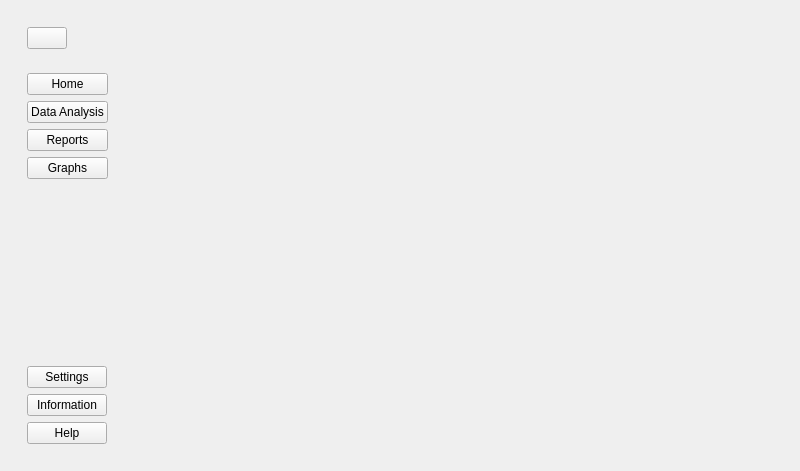
Above: src/generated-files/ui/new_interface.ui from mflorya575/Example-GUI-PyQt6-Pyside before the change. Below: the same form after it.
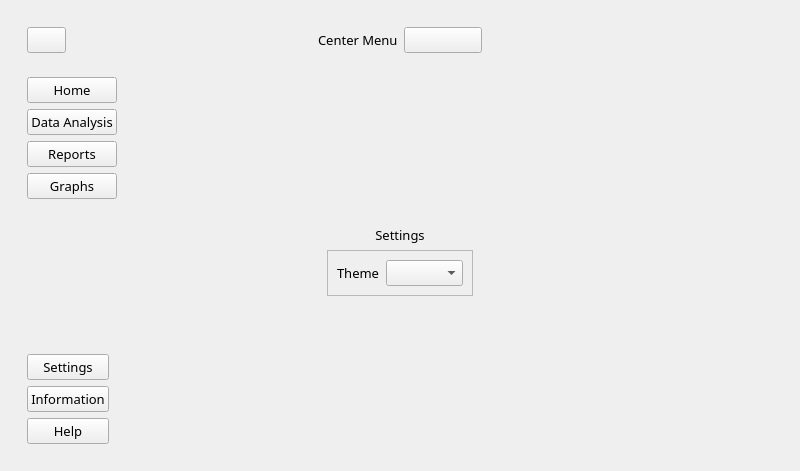
That is the form after the change. Icons and pictures are not drawn.

Commit message: create first page in center menu

Patch:
```diff
--- a/src/generated-files/ui/new_interface.ui
+++ b/src/generated-files/ui/new_interface.ui
@@ -10,6 +10,12 @@
     <height>471</height>
    </rect>
   </property>
+  <property name="font">
+   <font>
+    <family>Noto Sans Ogham</family>
+    <pointsize>10</pointsize>
+   </font>
+  </property>
   <property name="windowTitle">
    <string>MainWindow</string>
   </property>
@@ -156,7 +162,116 @@
      </widget>
     </item>
     <item>
-     <widget class="QWidget" name="centerMenu" native="true"/>
+     <widget class="QWidget" name="centerMenu" native="true">
+      <property name="maximumSize">
+       <size>
+        <width>200</width>
+        <height>16777215</height>
+       </size>
+      </property>
+      <layout class="QVBoxLayout" name="verticalLayout_5">
+       <item>
+        <widget class="QWidget" name="widget_4" native="true">
+         <layout class="QHBoxLayout" name="horizontalLayout_2">
+          <item>
+           <widget class="QLabel" name="label">
+            <property name="text">
+             <string>Center Menu</string>
+            </property>
+           </widget>
+          </item>
+          <item>
+           <widget class="QPushButton" name="pushButton">
+            <property name="text">
+             <string/>
+            </property>
+            <property name="icon">
+             <iconset>
+              <normaloff>../../../../../Custom_Widgets/main/Qss/icons/fefefe/feather/x-circle.png</normaloff>../../../../../Custom_Widgets/main/Qss/icons/fefefe/feather/x-circle.png</iconset>
+            </property>
+           </widget>
+          </item>
+         </layout>
+        </widget>
+       </item>
+       <item>
+        <widget class="QStackedWidget" name="stackedWidget">
+         <property name="currentIndex">
+          <number>0</number>
+         </property>
+         <widget class="QWidget" name="settingsPage">
+          <layout class="QVBoxLayout" name="verticalLayout_6">
+           <item>
+            <spacer name="verticalSpacer_2">
+             <property name="orientation">
+              <enum>Qt::Vertical</enum>
+             </property>
+             <property name="sizeHint" stdset="0">
+              <size>
+               <width>20</width>
+               <height>40</height>
+              </size>
+             </property>
+            </spacer>
+           </item>
+           <item alignment="Qt::AlignVCenter">
+            <widget class="QWidget" name="widget_5" native="true">
+             <layout class="QVBoxLayout" name="verticalLayout_7">
+              <item>
+               <widget class="QLabel" name="label_2">
+                <property name="text">
+                 <string>Settings</string>
+                </property>
+                <property name="alignment">
+                 <set>Qt::AlignCenter</set>
+                </property>
+               </widget>
+              </item>
+              <item>
+               <widget class="QFrame" name="frame">
+                <property name="frameShape">
+                 <enum>QFrame::StyledPanel</enum>
+                </property>
+                <property name="frameShadow">
+                 <enum>QFrame::Raised</enum>
+                </property>
+                <layout class="QHBoxLayout" name="horizontalLayout_3">
+                 <item>
+                  <widget class="QLabel" name="label_3">
+                   <property name="text">
+                    <string>Theme</string>
+                   </property>
+                  </widget>
+                 </item>
+                 <item>
+                  <widget class="QComboBox" name="comboBox"/>
+                 </item>
+                </layout>
+               </widget>
+              </item>
+             </layout>
+            </widget>
+           </item>
+           <item>
+            <spacer name="verticalSpacer_3">
+             <property name="orientation">
+              <enum>Qt::Vertical</enum>
+             </property>
+             <property name="sizeHint" stdset="0">
+              <size>
+               <width>20</width>
+               <height>40</height>
+              </size>
+             </property>
+            </spacer>
+           </item>
+          </layout>
+         </widget>
+         <widget class="QWidget" name="page_2"/>
+        </widget>
+       </item>
+      </layout>
+     </widget>
     </item>
     <item>
      <widget class="QWidget" name="mainBody" native="true"/>
```
